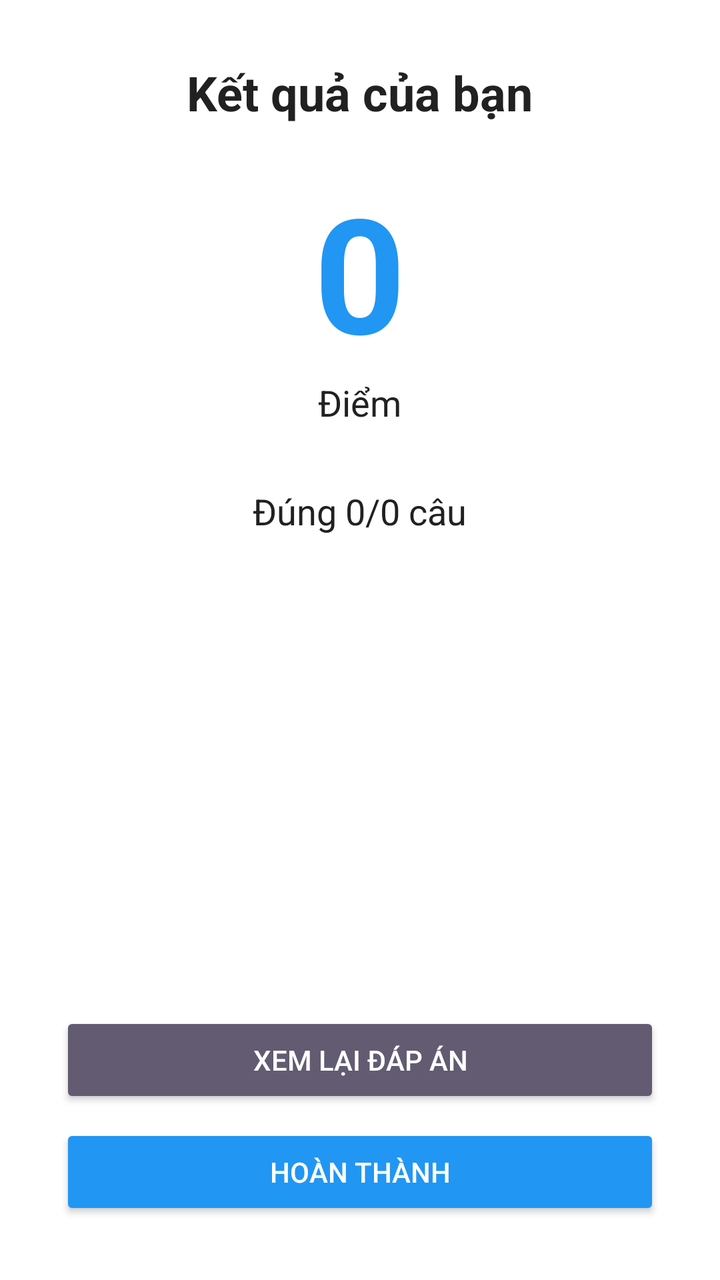
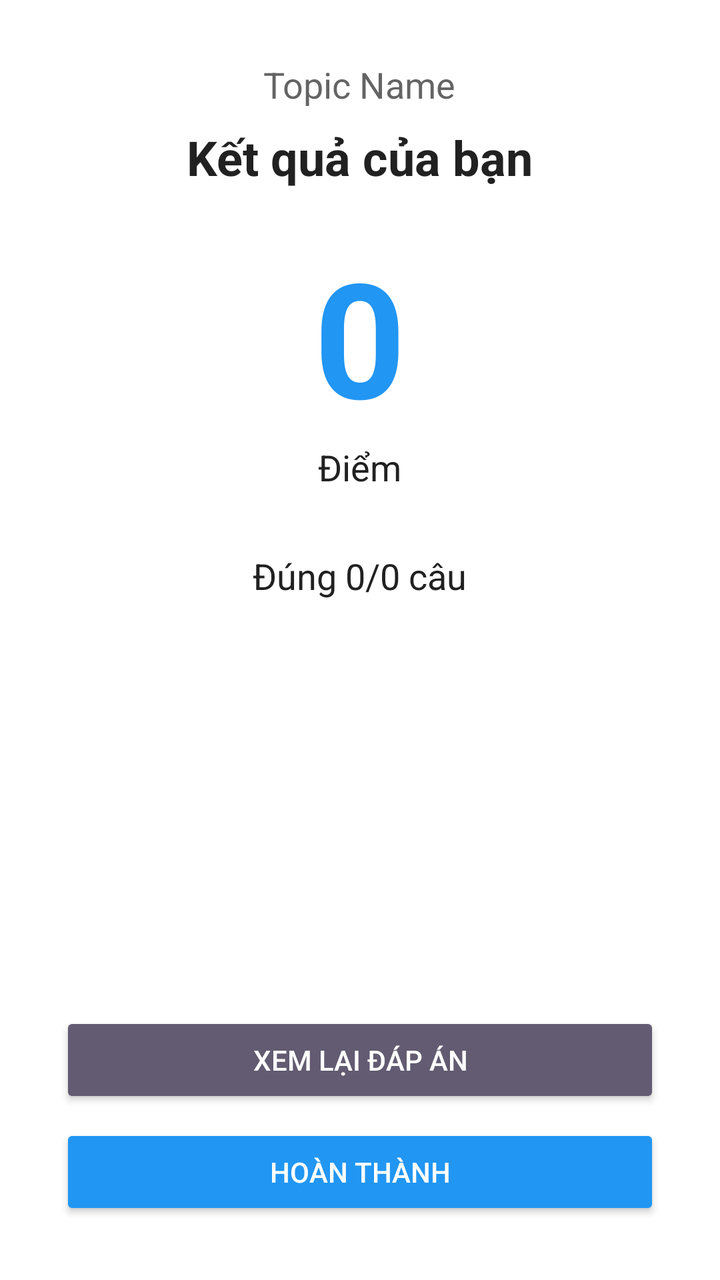

Before-and-after screenshots of an Android layout around one commit, followed by the original layout XML and the change that was made.
<!-- AndroidManifest.xml: application theme Theme.MobileApp -->
<!-- res/layout/layout_quiz_result.xml -->
<?xml version="1.0" encoding="utf-8"?>
<LinearLayout xmlns:android="http://schemas.android.com/apk/res/android"
    android:layout_width="match_parent"
    android:layout_height="match_parent"
    android:gravity="center"
    android:orientation="vertical"
    android:padding="30dp"
    android:background="?attr/colorSurface">

    <TextView
        android:layout_width="wrap_content"
        android:layout_height="wrap_content"
        android:text="Kết quả của bạn"
        android:textSize="24sp"
        android:textStyle="bold"
        android:textColor="?attr/colorOnSurface" />

    <TextView
        android:id="@+id/txtResultScore"
        android:layout_width="wrap_content"
        android:layout_height="wrap_content"
        android:layout_marginTop="20dp"
        android:text="0"
        android:textSize="80sp"
        android:textColor="?attr/colorPrimary"
        android:textStyle="bold" />

    <TextView
        android:layout_width="wrap_content"
        android:layout_height="wrap_content"
        android:text="Điểm"
        android:textSize="18sp"
        android:textColor="?attr/colorOnSurface" />

    <TextView
        android:id="@+id/txtResultStats"
        android:layout_width="wrap_content"
        android:layout_height="wrap_content"
        android:layout_marginTop="30dp"
        android:text="Đúng 0/0 câu"
        android:textSize="18sp"
        android:textColor="?attr/colorOnSurface" />

    <View
        android:layout_width="0dp"
        android:layout_height="0dp"
        android:layout_weight="1" />

    <Button
        android:id="@+id/btnReviewQuiz"
        android:layout_width="match_parent"
        android:layout_height="wrap_content"
        android:layout_marginBottom="8dp"
        android:text="Xem lại đáp án"
        android:backgroundTint="?attr/colorSecondary"
        android:textColor="?attr/colorOnSecondary"
        android:padding="12dp" />

    <Button
        android:id="@+id/btnFinishQuiz"
        android:layout_width="match_parent"
        android:layout_height="wrap_content"
        android:text="Hoàn thành"
        android:backgroundTint="?attr/colorPrimary"
        android:textColor="?attr/colorOnPrimary"
        android:padding="12dp" />

</LinearLayout>
<!-- resources referenced by this layout -->
<resources>
  <style name="Theme.MobileApp" parent="Theme.Material3.DayNight.NoActionBar">
          <item name="android:windowBackground">@color/bg_light</item>
          <item name="colorSurface">@color/white</item>
          <item name="colorOnSurface">@color/text_primary_light</item>
          <item name="colorError">@color/red</item>
          <item name="colorPrimary">@color/primary</item>
          <item name="colorOnPrimary">@color/white</item>
          <item name="android:textColorPrimary">@color/text_primary_light</item>
          <item name="android:windowLightStatusBar">true</item>
          <item name="colorSurfaceVariant">#E0E0E0</item>
      </style>
  <color name="bg_light">#F5F5F5</color>
  <color name="white">#FFFFFFFF</color>
  <color name="text_primary_light">#212121</color>
  <color name="red">#F44336</color>
  <color name="primary">#2196F3</color>
</resources>

<!-- the commit's change to res/layout/layout_quiz_result.xml (unified diff, before → after) -->
@@ -8,8 +8,18 @@
     android:background="?attr/colorSurface">
 
     <TextView
+        android:id="@+id/txtResultTopicName"
         android:layout_width="wrap_content"
         android:layout_height="wrap_content"
+        android:text="Topic Name"
+        android:textSize="18sp"
+        android:textColor="?attr/colorOnSurface"
+        android:alpha="0.7" />
+
+    <TextView
+        android:layout_width="wrap_content"
+        android:layout_height="wrap_content"
+        android:layout_marginTop="8dp"
         android:text="Kết quả của bạn"
         android:textSize="24sp"
         android:textStyle="bold"
